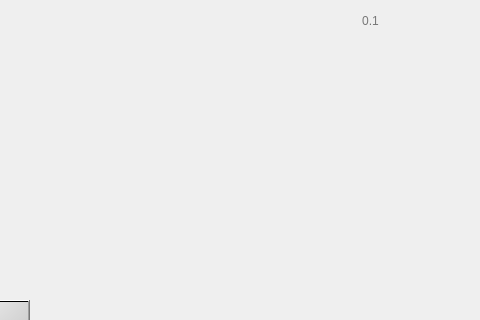
The window that qt/main_page.ui (cp-helsinge/CP4-20) describes before a commit, drawn with Qt 5; both pictures show x 520 to 1000 and y 0 to 320 of the 1000 by 700 pixel window.
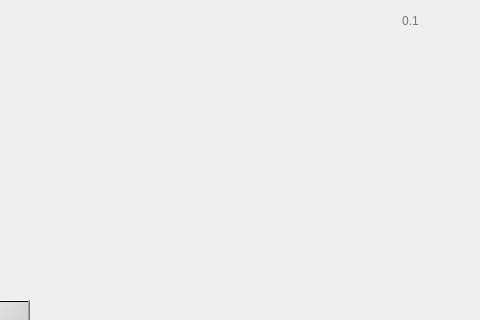
The same window after the commit. Icons and pictures are not drawn.

Diff of the .ui file:
```diff
--- a/qt/main_page.ui
+++ b/qt/main_page.ui
@@ -149,9 +149,9 @@
      <widget class="QLabel" name="version">
       <property name="geometry">
        <rect>
-        <x>800</x>
+        <x>880</x>
         <y>10</y>
-        <width>181</width>
+        <width>101</width>
         <height>21</height>
        </rect>
       </property>
```
